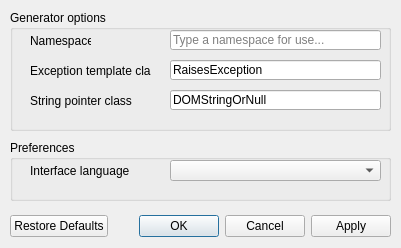
This is source/application/options.ui in newtoo-official/Newtoo-web-interface-mapper as Qt 5 draws it before an edit. The edited form follows.
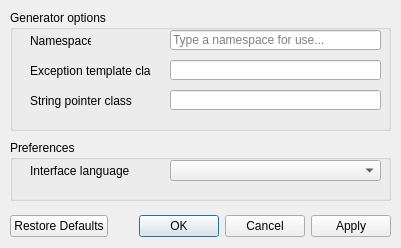
This is the edited form. Icons and pictures are not drawn.

Diff of the .ui file:
```diff
--- a/source/application/options.ui
+++ b/source/application/options.ui
@@ -128,7 +128,7 @@
      </rect>
     </property>
     <property name="text">
-     <string>RaisesException</string>
+     <string/>
     </property>
     <property name="maxLength">
      <number>255</number>
@@ -144,7 +144,7 @@
      </rect>
     </property>
     <property name="text">
-     <string>DOMStringOrNull</string>
+     <string/>
     </property>
     <property name="maxLength">
      <number>255</number>
```
Left out of the diff: 14 changed lines with no effect on the pictures.
